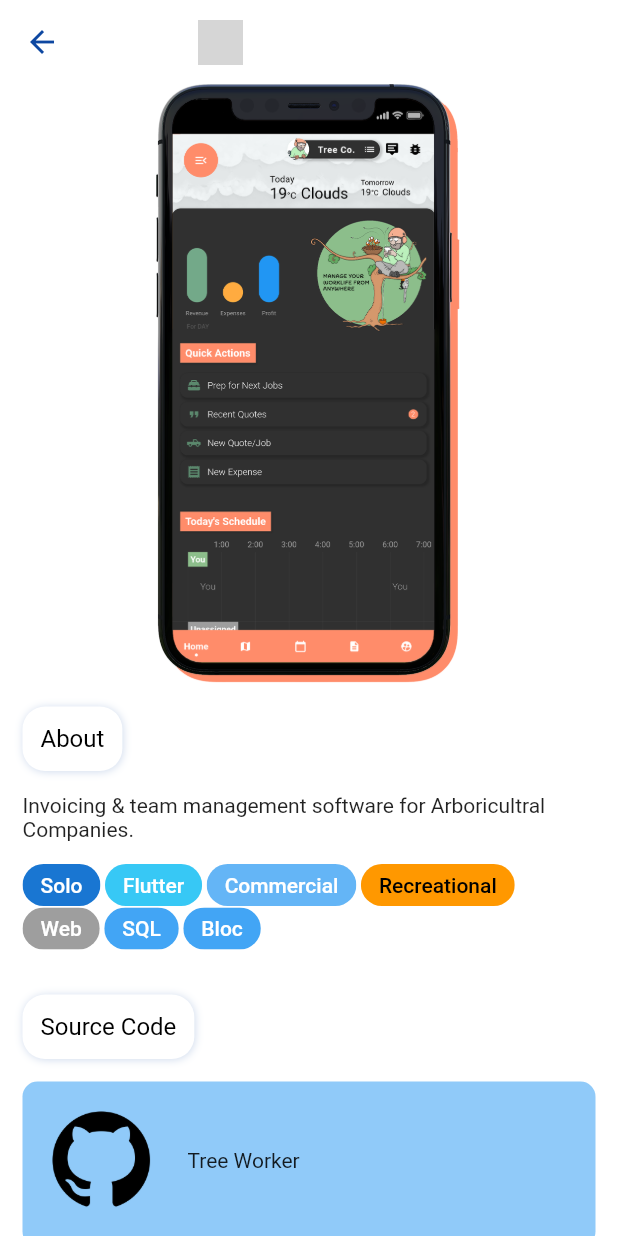
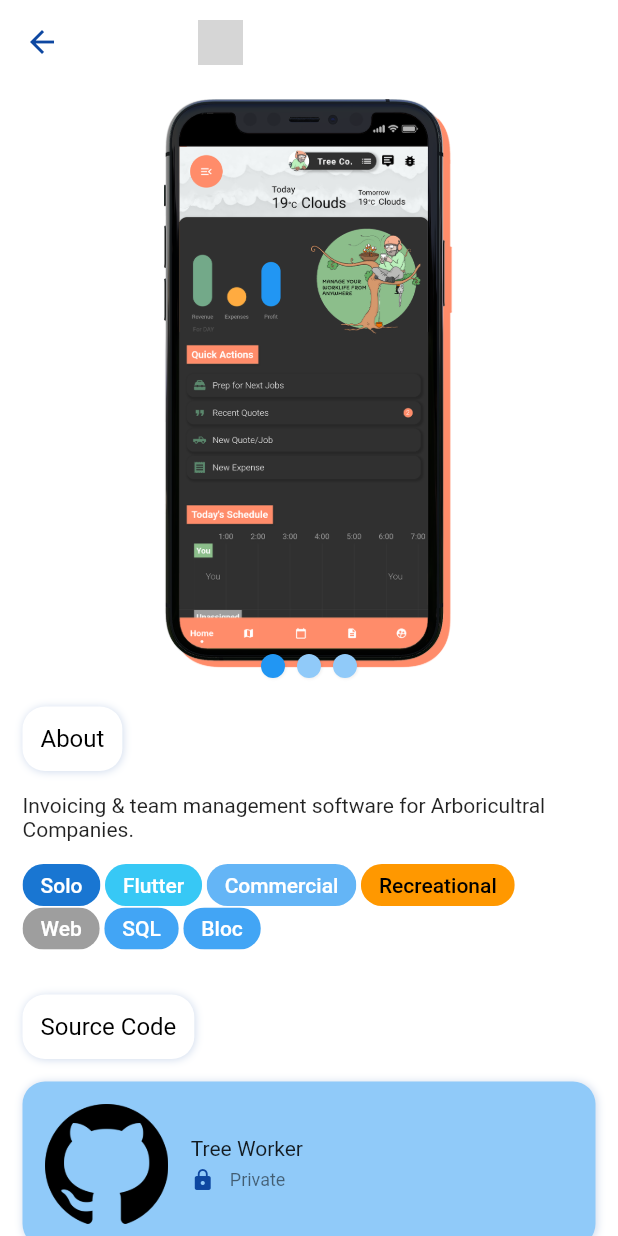
Before and after one commit to Cressplant/project_portfolio, a Flutter app: the screen it shows after launch, after a tap on "Solo", on a phone screen of 412 x 824 dp. Run offline on Flutter 3.47's test engine with Material 2 defaults, Android fonts, the phone set to English and light mode, and no system bars; our stand-ins replace modal_bottom_sheet; network calls fail; grey boxes are pictures that could not be loaded.

Commit message:
Github Card

```diff
--- a/lib/views/business_logic/services/database.dart
+++ b/lib/views/business_logic/services/database.dart
@@ -9,9 +9,10 @@ class DataBase {
     'projects': {
       '0': {
         'title': 'Tree Worker',
-        'logo': 'https://firebasestorage.googleapis.com/v0/b/bluebranch-ad113.appspot.com/o/Store%20Upload%20Icon%20512.png?alt=media&token=521c81e7-3e7d-4bba-9fe4-67375ebf4ccb',
+        'logo':
+            'https://firebasestorage.googleapis.com/v0/b/bluebranch-ad113.appspot.com/o/Store%20Upload%20Icon%20512.png?alt=media&token=521c81e7-3e7d-4bba-9fe4-67375ebf4ccb',
         'coverImage': 'images/6 - Home Shortcuts FB AD.jpg', //! CONVERT TO NETWORK IMAGE
-        'screenshots': ['images/treeworker_mobile_darkmode.png'],
+        'screenshots': ['images/treeworker_home_darkmode.png', 'images/treeworker_home_darkmode_tablet.png', 'images/treeworker_home_darkmode_laptop.png'],
         'description': 'Invoicing & team management software for Arboricultral Companies.',
         'tags': ['000', '002', '003', '004', '006', '008', '011'],
         'primaryColor': 0xffff8c6a,
@@ -19,7 +20,8 @@ class DataBase {
       },
       '1': {
         'title': 'Tree Worker Landing Page',
-        'logo': 'https://firebasestorage.googleapis.com/v0/b/bluebranch-ad113.appspot.com/o/Store%20Upload%20Icon%20512.png?alt=media&token=521c81e7-3e7d-4bba-9fe4-67375ebf4ccb',
+        'logo':
+            'https://firebasestorage.googleapis.com/v0/b/bluebranch-ad113.appspot.com/o/Store%20Upload%20Icon%20512.png?alt=media&token=521c81e7-3e7d-4bba-9fe4-67375ebf4ccb',
         'coverImage': 'images/tree_worker_landing_page.JPG', //! CONVERT TO NETWORK IMAGE
         'screenshots': ['images/tree_worker_landing_page.JPG'],
         'description': 'Flutter web project serving as the landing page for the Tree Worker app.',
--- a/lib/views/ui/screens/project_screen.dart
+++ b/lib/views/ui/screens/project_screen.dart
@@ -3,12 +3,27 @@ import 'package:project_portfolio/views/business_logic/models/project.dart';
 import 'package:project_portfolio/views/business_logic/utils/spacers.dart';
 import 'package:project_portfolio/views/utils/custom_title.dart';
 import 'package:project_portfolio/views/utils/github_card.dart';
+import 'package:project_portfolio/views/utils/pageview_indicator.dart';
 import 'package:project_portfolio/views/utils/tag_wrap.dart';
 
-class ProjectScreen extends StatelessWidget {
+class ProjectScreen extends StatefulWidget {
   final Project _project;
 
   ProjectScreen(this._project);
+
+  @override
+  _ProjectScreenState createState() => _ProjectScreenState();
+}
+
+class _ProjectScreenState extends State<ProjectScreen> {
+  PageController _screenshotPageController = PageController();
+  int _screenshotIndex = 0;
+
+  @override
+  void dispose() {
+    _screenshotPageController.dispose();
+    super.dispose();
+  }
 
   @override
   Widget build(BuildContext context) {
@@ -23,12 +38,12 @@ class ProjectScreen extends StatelessWidget {
           mainAxisSize: MainAxisSize.min,
           children: [
             Image.network(
-              _project.logo,
+              widget._project.logo,
               height: 30.0,
               width: 30.0,
             ),
             SizedBox(width: 10.0),
-            Text(_project.title)
+            Text(widget._project.title)
           ],
         ),
       ),
@@ -40,16 +55,58 @@ class ProjectScreen extends StatelessWidget {
             constraints: BoxConstraints(maxWidth: 700.0),
             child: Column(
               children: [
-                if (_project.screenshots.isNotEmpty)
+                if (widget._project.screenshots.isNotEmpty)
                   SizedBox(
                     height: 400.0,
+                    child: Stack(
+                      children: [
+                        Padding(
+                          padding: const EdgeInsets.symmetric(vertical: 10.0),
                           child: PageView(
-                        children: _project.screenshots
+                              controller: _screenshotPageController,
+                              onPageChanged: (_index) {
+                                setState(() {
+                                  _screenshotIndex = _index;
+                                });
+                              },
+                              children: widget._project.screenshots
                                   .map((_ss) => Image.asset(
                                         _ss,
                                         // height: 400,
                                       ))
                                   .toList()),
+                        ),
+                        Align(
+                          alignment: Alignment.centerLeft,
+                          child: IgnorePointer(
+                            child: Container(
+                              width: 40.0,
+                              height: 400.0,
+                              decoration: BoxDecoration(
+                                  gradient: LinearGradient(
+                                      colors: [_theme.cardColor, _theme.cardColor.withOpacity(0.0)], begin: Alignment.centerLeft, end: Alignment.centerRight)),
+                            ),
+                          ),
+                        ),
+                        Align(
+                          alignment: Alignment.centerRight,
+                          child: IgnorePointer(
+                            child: Container(
+                              width: 40.0,
+                              height: 400.0,
+                              decoration: BoxDecoration(
+                                  gradient: LinearGradient(
+                                      colors: [_theme.cardColor, _theme.cardColor.withOpacity(0.0)], begin: Alignment.centerRight, end: Alignment.centerLeft)),
+                            ),
+                          ),
+                        ),
+                        Align(
+                            alignment: Alignment.bottomCenter,
+                            child: Row(
+                                mainAxisSize: MainAxisSize.min,
+                                children: [for (int i = 0; i < widget._project.screenshots.length; i++) PageViewIndicator(active: i == _screenshotIndex)]))
+                      ],
+                    ),
                   ),
                 Padding(
                   padding: const EdgeInsets.all(15.0),
@@ -58,13 +115,13 @@ class ProjectScreen extends StatelessWidget {
                     children: [
                       CustomTitle(title: 'About'),
                       mediumVerticalSpacer,
-                      Text(_project.description),
+                      Text(widget._project.description),
                       mediumVerticalSpacer,
-                      TagWrap(_project.tags),
+                      TagWrap(widget._project.tags),
                       largeVerticalSpacer,
                       CustomTitle(title: 'Source Code'),
                       mediumVerticalSpacer,
-                      GitHubCard(project: _project)
+                      GitHubCard(project: widget._project)
                     ],
                   ),
                 )
--- a/lib/views/utils/github_card.dart
+++ b/lib/views/utils/github_card.dart
@@ -1,6 +1,7 @@
 import 'package:flutter/material.dart';
 import 'package:flutter/rendering.dart';
 import 'package:project_portfolio/views/business_logic/models/project.dart';
+import 'package:project_portfolio/views/business_logic/utils/decoration.dart';
 import 'package:project_portfolio/views/business_logic/utils/spacers.dart';
 import 'package:url_launcher/url_launcher.dart';
 
@@ -17,8 +18,12 @@ class GitHubCard extends StatelessWidget {
 
     return Container(
       constraints: BoxConstraints(maxWidth: 500.0),
-      decoration: BoxDecoration(
-        borderRadius: BorderRadius.circular(10.0),
+      // decoration: BoxDecoration(
+      //   borderRadius: BorderRadius.circular(10.0),
+      //   color: _public ? _theme.cardColor : _theme.backgroundColor,
+      //   boxShadow: defaultBoxShadow(context)
+      // ),
+      decoration: defaultDecoration(context).copyWith(
         color: _public ? _theme.cardColor : _theme.backgroundColor,
       ),
       child: InkWell(
@@ -54,10 +59,16 @@ class GitHubCard extends StatelessWidget {
                     children: [
                       Text(project.title),
                       smallVerticalSpacer,
-                      if (_public)
-                        Row(
-                          children: [Icon(_public ? Icons.lock_open : Icons.lock), SizedBox(width: 10.0), Text(_public ? 'Public' : 'Private')],
-                        )
+                      Row(
+                        children: [
+                          Icon(_public ? Icons.lock_open : Icons.lock, size: 16),
+                          SizedBox(width: 10.0),
+                          Text(
+                            _public ? 'Public' : 'Private',
+                            style: _theme.textTheme.caption,
+                          )
+                        ],
+                      )
                     ],
                   ),
                 )
--- /dev/null
+++ b/lib/views/utils/pageview_indicator.dart
@@ -0,0 +1,48 @@
+import 'package:flutter/material.dart';
+import 'package:flutter/rendering.dart';
+
+
+class PageViewIndicator extends StatelessWidget {
+  PageViewIndicator({
+    required this.active,
+    this.onPressed,
+    this.padding = const EdgeInsets.all(4.0),
+    this.radius = 8
+    });
+
+  final bool active;
+  final VoidCallback? onPressed;
+  final EdgeInsets padding;
+  final double radius;
+
+  @override
+  Widget build(BuildContext context) {
+    return MouseRegion(
+      cursor: onPressed != null ? SystemMouseCursors.click : SystemMouseCursors.basic,
+      child: GestureDetector(
+        behavior: HitTestBehavior.translucent,
+        onTap: onPressed,
+        child: Container(
+          margin: padding,
+          width: radius*2,
+          height: radius*2,
+          decoration: new BoxDecoration(
+            color: active ? Theme.of(context).accentColor : Theme.of(context).backgroundColor,
+            shape: BoxShape.circle,
+            boxShadow: [
+              BoxShadow(
+                color: Colors.black.withOpacity(0.05),
+                blurRadius: 0.5, // has the effect of softening the shadow
+                spreadRadius: 0.5, // has the effect of extending the shadow
+                offset: Offset(
+                  0.5, // horizontal, move right 10
+                  0.5, // vertical, move down 10
+                ),
+              )
+            ],
+          ),
+        ),
+      ),
+    );
+  }
+}
```
Also changed, not shown: images/github_logo.png, images/profile pic.jpg (deleted), images/treeworker_home_darkmode.png (renamed from images/treeworker_mobile_darkmode.png), images/treeworker_home_darkmode_laptop.png (added), images/treeworker_home_darkmode_tablet.png (added). Lines whose indentation alone changed are shown as unchanged.
